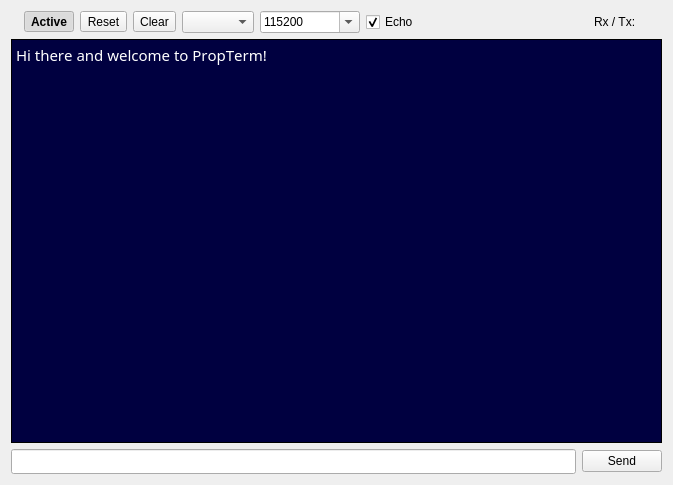
Above: src/propterm/src/propterm.ui from parallaxinc/PropellerIDE before the change. Below: the same form after it.
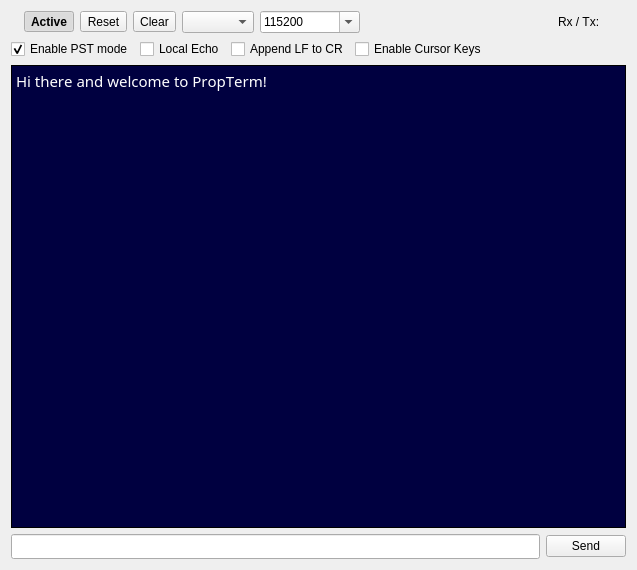
That is the form after the change. Icons and pictures are not drawn. Custom widgets are drawn as their Qt base class.

Patch:
```diff
--- a/src/propterm/src/propterm.ui
+++ b/src/propterm/src/propterm.ui
@@ -6,8 +6,8 @@
    <rect>
     <x>0</x>
     <y>0</y>
-    <width>673</width>
-    <height>485</height>
+    <width>637</width>
+    <height>570</height>
    </rect>
   </property>
   <property name="windowTitle">
@@ -155,27 +155,6 @@
        </item>
       </widget>
      </item>
-     <item>
-      <widget class="QCheckBox" name="echo">
-       <property name="font">
-        <font>
-         <pointsize>9</pointsize>
-        </font>
-       </property>
-       <property name="toolTip">
-        <string>Enable terminal input echo</string>
-       </property>
-       <property name="statusTip">
-        <string>Enable terminal input echo</string>
-       </property>
-       <property name="text">
-        <string>Echo</string>
-       </property>
-       <property name="checked">
-        <bool>true</bool>
-       </property>
-      </widget>
-     </item>
      <item>
       <spacer name="horizontalSpacer">
        <property name="orientation">
@@ -238,6 +217,107 @@
      </item>
     </layout>
    </item>
+   <item>
+    <layout class="QHBoxLayout" name="horizontalLayout_1">
+     <item>
+      <widget class="QCheckBox" name="pst">
+       <property name="font">
+        <font>
+         <pointsize>9</pointsize>
+        </font>
+       </property>
+       <property name="toolTip">
+        <string>Enable Parallax Serial Terminal mode</string>
+       </property>
+       <property name="statusTip">
+        <string>Enable PST mode</string>
+       </property>
+       <property name="text">
+        <string>Enable PST mode</string>
+       </property>
+       <property name="checked">
+        <bool>true</bool>
+       </property>
+      </widget>
+     </item>
+     <item>
+      <widget class="QCheckBox" name="echo">
+       <property name="font">
+        <font>
+         <pointsize>9</pointsize>
+        </font>
+       </property>
+       <property name="toolTip">
+        <string>Enable terminal input echo</string>
+       </property>
+       <property name="statusTip">
+        <string>Enable terminal input echo</string>
+       </property>
+       <property name="text">
+        <string>Local Echo</string>
+       </property>
+       <property name="checked">
+        <bool>false</bool>
+       </property>
+      </widget>
+     </item>
+     <item>
+      <widget class="QCheckBox" name="linefeed">
+       <property name="font">
+        <font>
+         <pointsize>9</pointsize>
+        </font>
+       </property>
+       <property name="toolTip">
+        <string>Sends LF after CR if enabled</string>
+       </property>
+       <property name="statusTip">
+        <string>Sends LF after CR if enabled</string>
+       </property>
+       <property name="text">
+        <string>Append LF to CR</string>
+       </property>
+       <property name="checked">
+        <bool>false</bool>
+       </property>
+      </widget>
+     </item>
+     <item>
+      <widget class="QCheckBox" name="cursor">
+       <property name="font">
+        <font>
+         <pointsize>9</pointsize>
+        </font>
+       </property>
+       <property name="toolTip">
+        <string>Send local cursor key commands</string>
+       </property>
+       <property name="statusTip">
+        <string>Transmit cursor commands</string>
+       </property>
+       <property name="text">
+        <string>Enable Cursor Keys</string>
+       </property>
+       <property name="checked">
+        <bool>false</bool>
+       </property>
+      </widget>
+     </item>
+     <item>
+      <spacer name="horizontalSpacer2">
+       <property name="orientation">
+        <enum>Qt::Horizontal</enum>
+       </property>
+       <property name="sizeHint" stdset="0">
+        <size>
+         <width>40</width>
+         <height>20</height>
+        </size>
+       </property>
+      </spacer>
+     </item>
+    </layout>
+   </item>
    <item>
     <widget class="Console" name="console">
      <property name="enabled">
```
